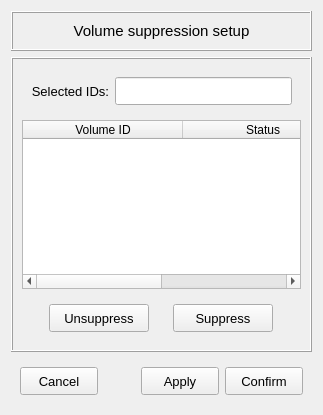
Before: the Qt Designer form vibra/interface/data/ui_files/model/general/volume_suppression_dialog.ui in MOPT-UFSC/VIBRA, drawn with Qt 5.
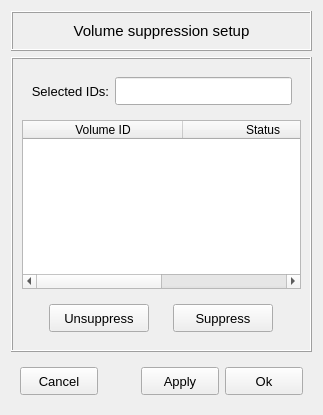
After: the same form once the commit is applied.

Commit message: fix 'Apply' behaviour again and change "confirm" button to "Ok"

```diff
--- a/vibra/interface/data/ui_files/model/general/volume_suppression_dialog.ui
+++ b/vibra/interface/data/ui_files/model/general/volume_suppression_dialog.ui
@@ -70,7 +70,7 @@
          </font>
         </property>
         <property name="text">
-         <string>Confirm</string>
+         <string>Ok</string>
         </property>
         <property name="autoDefault">
          <bool>false</bool>
```
Left out of the diff: 2 changed lines with no effect on the pictures. The commit also changes 2 other files.
